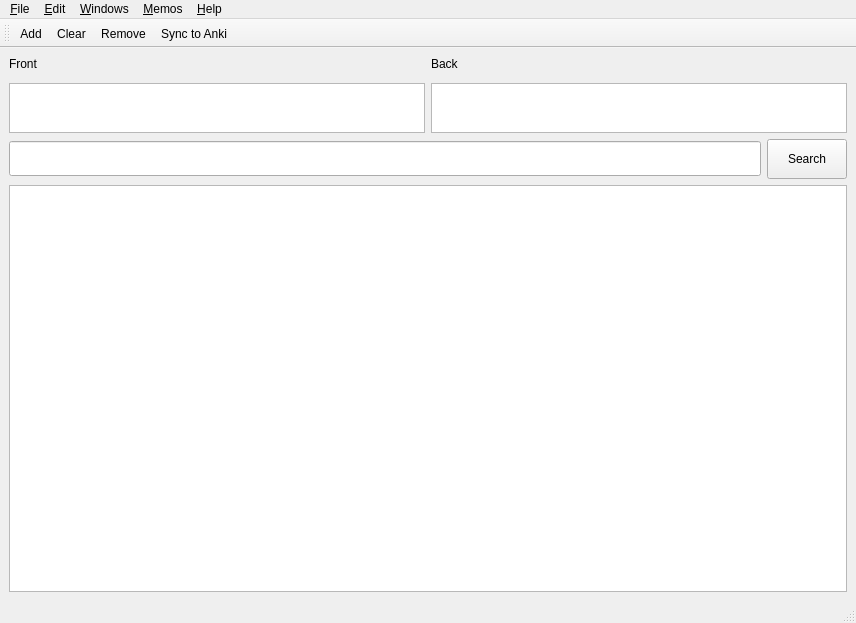
Old version of the form simsapa/assets/ui/memos_browser_window.ui in the repository simsapa/simsapa.
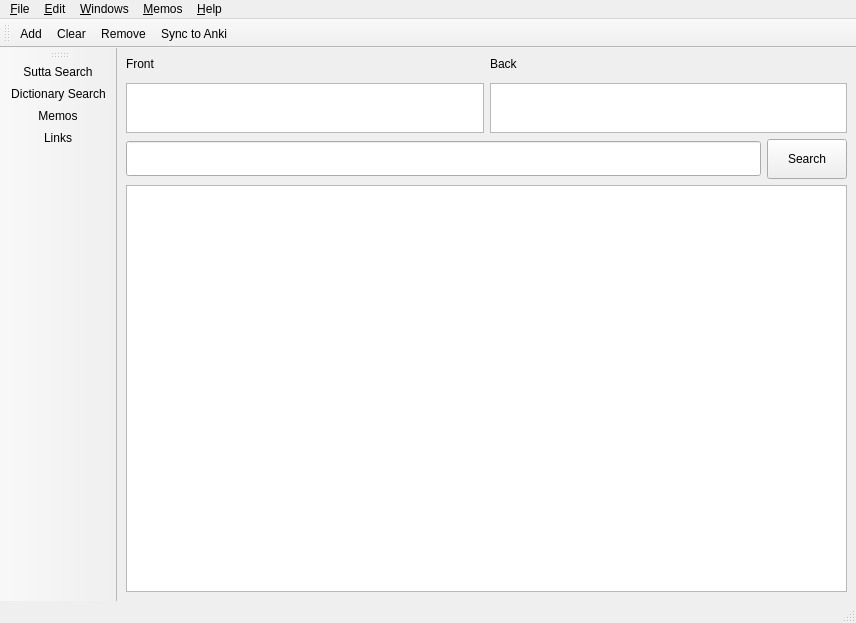
New version of the form. Icons and pictures are not drawn.

```diff
--- a/simsapa/assets/ui/memos_browser_window.ui
+++ b/simsapa/assets/ui/memos_browser_window.ui
@@ -237,6 +237,21 @@
    <addaction name="action_Remove"/>
    <addaction name="action_Sync_to_Anki"/>
   </widget>
+  <widget class="QToolBar" name="toolBar">
+   <property name="windowTitle">
+    <string>toolBar</string>
+   </property>
+   <attribute name="toolBarArea">
+    <enum>LeftToolBarArea</enum>
+   </attribute>
+   <attribute name="toolBarBreak">
+    <bool>false</bool>
+   </attribute>
+   <addaction name="action_Sutta_Search"/>
+   <addaction name="action_Dictionary_Search"/>
+   <addaction name="action_Memos"/>
+   <addaction name="action_Links"/>
+  </widget>
   <action name="action_Copy">
    <property name="text">
     <string>&amp;Copy</string>
```
Left out of the diff: 17 changed lines with no effect on the pictures.
